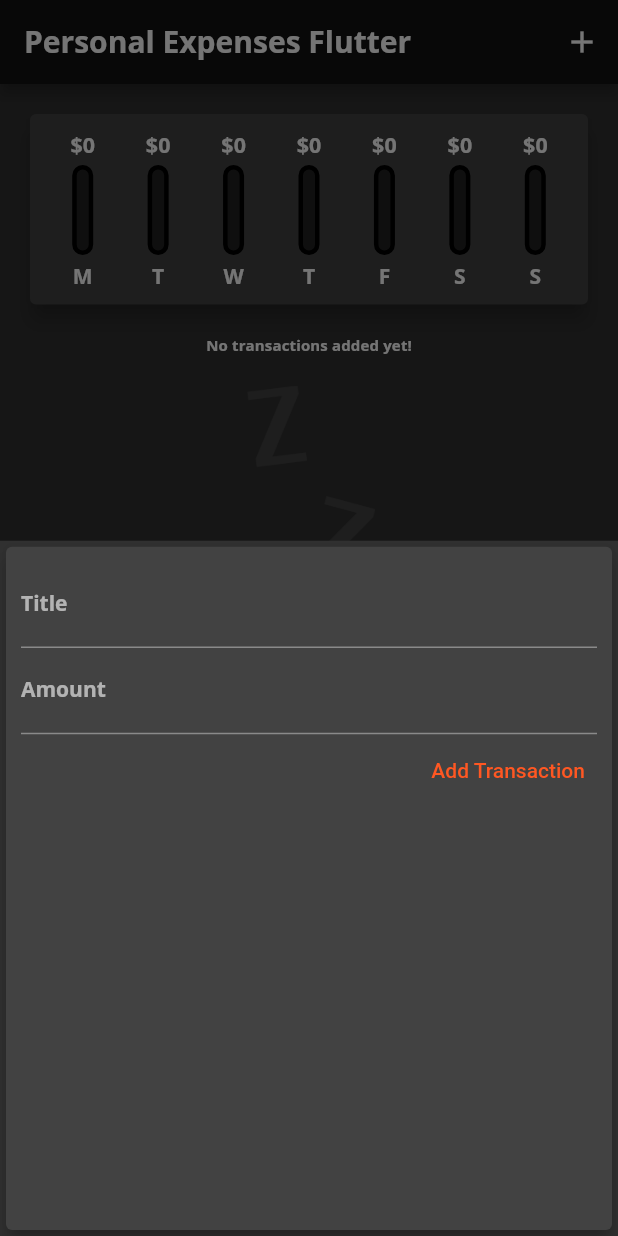
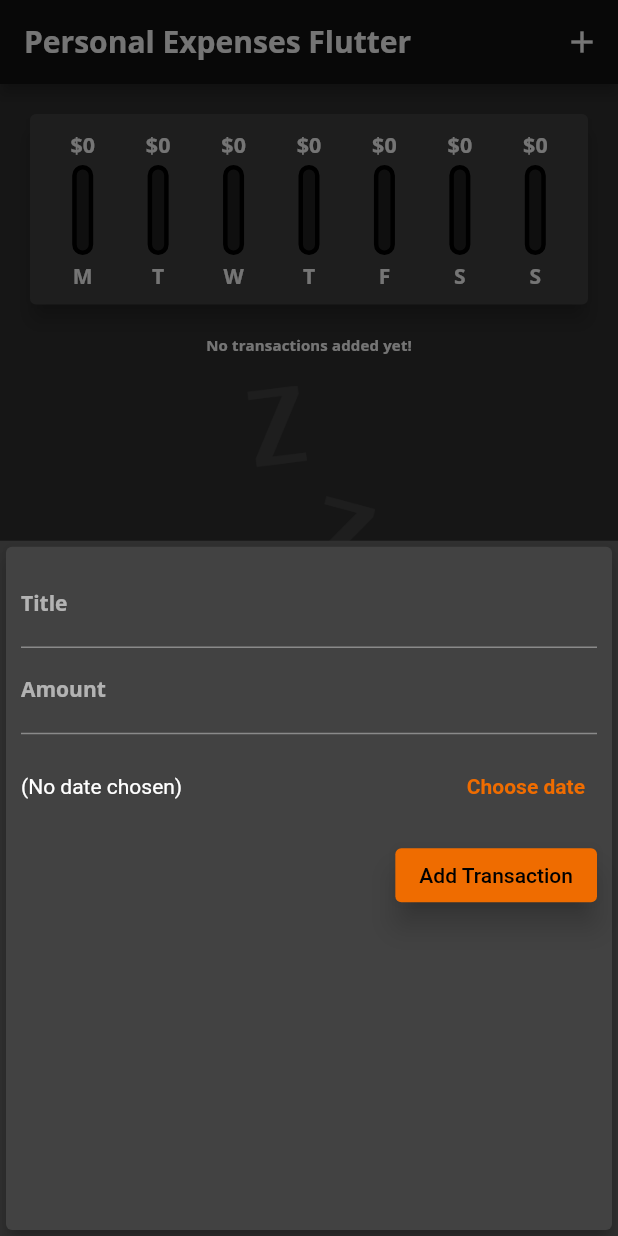
Before and after one commit to hehehenrique/PersonalExpensesApp, a Flutter app: the screen it shows after launch, after a tap on the "add" icon, on a phone screen of 412 x 824 dp. Run offline on Flutter 3.47's test engine with Material 2 defaults, Android fonts, the phone set to English and light mode, and no system bars.

Commit message:
Date Picking + Transaction Deleting
Added functionality to pick date of transaction.
Added functionality to delete each individual transaction.

```diff
--- a/lib/main.dart
+++ b/lib/main.dart
@@ -83,16 +83,23 @@ class _MyHomePageState extends State<MyHomePage> {
     }).toList();
   }
 
-  void _addNewTransaction(String txTitle, double txAmount) {
+  void _addNewTransaction(String txTitle, double txAmount, DateTime txDate) {
     final newTx = Transaction(
       title: txTitle,
       amount: txAmount,
-      date: DateTime.now(),
+      date: txDate,
       id: DateTime.now().toString(),
     );
 
     setState(() {
       _userTransactions.add(newTx);
+    });
+  }
+
+  void _deleteTransaction(String txId) {
+    setState(() {
+      _userTransactions
+          .removeAt(_userTransactions.indexWhere((tx) => tx.id == txId));
     });
   }
 
@@ -113,7 +120,7 @@ class _MyHomePageState extends State<MyHomePage> {
           crossAxisAlignment: CrossAxisAlignment.center,
           children: <Widget>[
             Chart(_recentTransactions),
-            TransactionList(_userTransactions),
+            TransactionList(_userTransactions, _deleteTransaction),
           ],
         ),
       ),
--- a/lib/widgets/chartBar.dart
+++ b/lib/widgets/chartBar.dart
@@ -19,11 +19,7 @@ class ChartBar extends StatelessWidget {
         return '${(value / 1000.0).toStringAsFixed(1)}K';
       }
     }
-    if (value >= 100.0) {
-      return value.toStringAsFixed(0);
-    } else {
-      return value.toStringAsFixed(2);
-    }
+    return value.toStringAsFixed(0);
   }
 
   ChartBar({
--- a/lib/widgets/new_transaction.dart
+++ b/lib/widgets/new_transaction.dart
@@ -1,33 +1,51 @@
 import 'package:flutter/material.dart';
+import 'package:intl/intl.dart';
 
 class NewTransaction extends StatefulWidget {
   NewTransaction(this.registerNewTransaction);
 
-  final Function(String, double) registerNewTransaction;
+  final Function(String, double, DateTime) registerNewTransaction;
 
   @override
   _NewTransactionState createState() => _NewTransactionState();
 }
 
 class _NewTransactionState extends State<NewTransaction> {
-  final titleController = TextEditingController();
+  final _titleController = TextEditingController();
+  final _amountController = TextEditingController();
+  DateTime _pickedDate;
 
-  final amountController = TextEditingController();
+  void _submitData() {
+    final inputTitle = _titleController.text;
+    final inputAmount = double.parse(_amountController.text);
 
-  void submitData() {
-    final inputTitle = titleController.text;
-    final inputAmount = double.parse(amountController.text);
-
-    if (inputTitle.isEmpty || inputAmount <= 0) {
+    if (inputTitle.isEmpty || inputAmount <= 0 || _pickedDate == null) {
       return;
     }
 
     widget.registerNewTransaction(
       inputTitle,
       inputAmount,
+      _pickedDate,
     );
 
     Navigator.of(context).pop();
+  }
+
+  void _presentDatePicker() {
+    showDatePicker(
+      context: context,
+      initialDate: DateTime.now(),
+      firstDate: DateTime(2020),
+      lastDate: DateTime.now(),
+    ).then((pickedDate) {
+      if (pickedDate == null) {
+        return;
+      }
+      setState(() {
+        _pickedDate = pickedDate;
+      });
+    });
   }
 
   @override
@@ -43,24 +61,43 @@ class _NewTransactionState extends State<NewTransaction> {
               decoration: InputDecoration(
                 labelText: "Title",
               ),
-              controller: titleController,
-              onSubmitted: (_) => submitData(),
+              controller: _titleController,
+              onSubmitted: (_) => _submitData(),
             ),
             TextField(
               decoration: InputDecoration(
                 labelText: "Amount",
               ),
-              controller: amountController,
+              controller: _amountController,
               keyboardType: TextInputType.number,
-              onSubmitted: (_) => submitData(),
+              onSubmitted: (_) => _submitData(),
             ),
-            TextButton(
+            Container(
+              height: 70,
+              child: Row(
+                mainAxisAlignment: MainAxisAlignment.spaceBetween,
+                children: [
+                  Text(_pickedDate == null
+                      ? '(No date chosen)'
+                      : 'Picked date: ${DateFormat.yMd().format(_pickedDate)}'),
+                  TextButton(
+                    child: Text(
+                      _pickedDate == null ? 'Choose date' : 'Change date',
+                      style: TextStyle(fontWeight: FontWeight.bold),
+                    ),
+                    onPressed: _presentDatePicker,
+                  ),
+                ],
+              ),
+            ),
+            ElevatedButton(
               child: Text("Add Transaction"),
               style: ButtonStyle(
-                foregroundColor:
-                    MaterialStateProperty.all<Color>(Colors.deepOrange),
+                foregroundColor: MaterialStateProperty.all<Color>(
+                    Theme.of(context).colorScheme.onPrimary),
+                elevation: MaterialStateProperty.all<double>(8.0),
               ),
-              onPressed: submitData,
+              onPressed: _submitData,
             )
           ],
         ),
--- a/lib/widgets/transaction_list.dart
+++ b/lib/widgets/transaction_list.dart
@@ -5,9 +5,10 @@ import 'package:intl/intl.dart';
 import '../models/transaction.dart';
 
 class TransactionList extends StatelessWidget {
-  TransactionList(this._userTransactions);
+  TransactionList(this._userTransactions, this._deleteTransaction);
 
   final List<Transaction> _userTransactions;
+  final Function(String) _deleteTransaction;
 
   @override
   Widget build(BuildContext context) {
@@ -54,6 +55,12 @@ class TransactionList extends StatelessWidget {
                       DateFormat.yMMMd().format(_userTransactions[index].date),
                       style: Theme.of(ctx).textTheme.bodySmall,
                     ),
+                    trailing: IconButton(
+                      icon: Icon(Icons.delete),
+                      color: Theme.of(context).errorColor,
+                      onPressed: () =>
+                          _deleteTransaction(_userTransactions[index].id),
+                    ),
                   ),
                 );
               },
```
